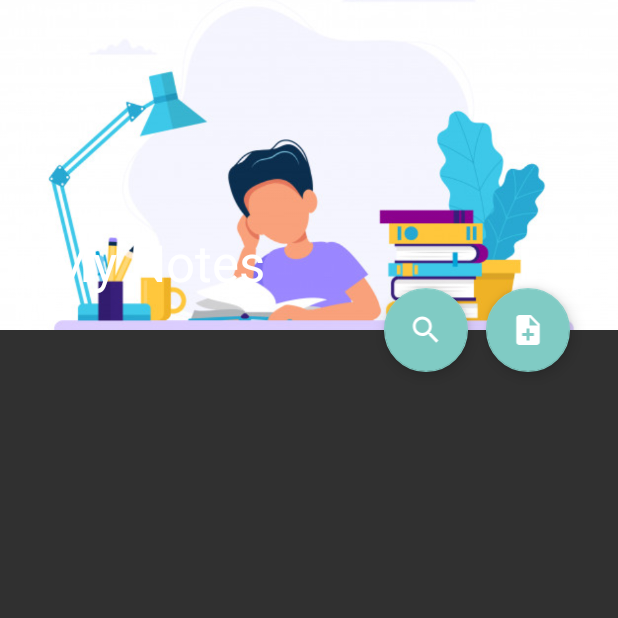
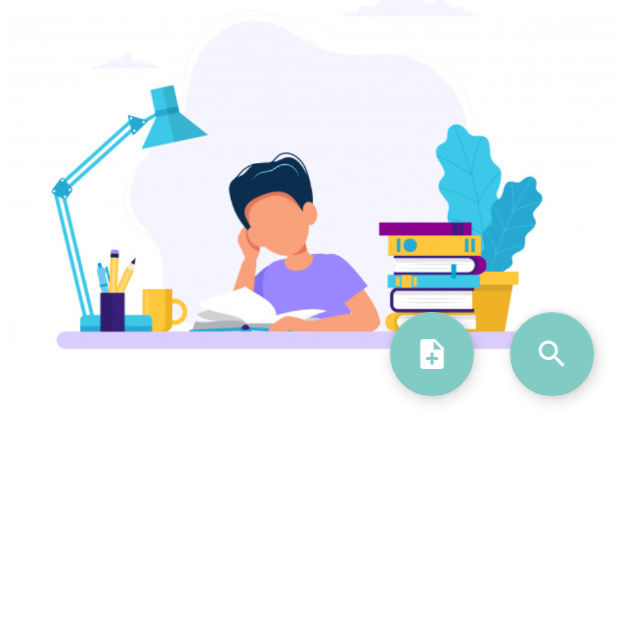
Before and after one commit to MohitpanwarO9/Notes-App, an Android app: the MainActivity screen opened directly, with no data from a screen before it, on a phone screen of 412 x 824 dp, the top half of it. Run offline under Robolectric (Android 15) with nearby library versions, the phone set to English and light mode, and no system bars.

Commit message:
remove collapsing toolbar

```diff
--- a/app/src/main/java/com/example/mynotes/MainActivity.kt
+++ b/app/src/main/java/com/example/mynotes/MainActivity.kt
@@ -26,6 +26,11 @@ class MainActivity : AppCompatActivity() {
         setContentView(R.layout.activity_main)
 
         loadQuery("%")
+
+        addNotes_Bt_new.setOnClickListener{
+            val intent=Intent(this,AddNotes::class.java)
+            startActivity(intent)
+        }
     }
 
     override fun onResume() {
--- a/app/src/main/res/drawable/ticket_background.xml
+++ b/app/src/main/res/drawable/ticket_background.xml
@@ -2,6 +2,6 @@
 <shape xmlns:android="http://schemas.android.com/apk/res/android"
     android:shape="rectangle">
     <solid android:color="@color/White"/>
-    <stroke android:color="@color/ticket_background" android:width="2dp"/>
+    <stroke android:color="@color/ticket_background" android:width="1.8dp"/>
     <corners android:radius="10dp"/>
 </shape>
--- a/app/src/main/res/layout/activity_main.xml
+++ b/app/src/main/res/layout/activity_main.xml
@@ -1,71 +1,60 @@
 <?xml version="1.0" encoding="utf-8"?>
-<androidx.coordinatorlayout.widget.CoordinatorLayout xmlns:android="http://schemas.android.com/apk/res/android"
+<androidx.constraintlayout.widget.ConstraintLayout xmlns:android="http://schemas.android.com/apk/res/android"
     xmlns:app="http://schemas.android.com/apk/res-auto"
     xmlns:tools="http://schemas.android.com/tools"
     android:layout_width="match_parent"
     android:layout_height="match_parent"
-    tools:context=".MainActivity">
+    tools:context=".MainActivity"
+    android:background="@color/White"
+    >
 
-    <com.google.android.material.appbar.AppBarLayout
-        android:layout_width="match_parent"
-        android:layout_height="wrap_content"
-        android:id="@+id/appbarLayout"
-        android:theme="@style/ThemeOverlay.AppCompat.Dark.ActionBar"
-       >
 
-        <com.google.android.material.appbar.CollapsingToolbarLayout
-            android:layout_width="match_parent"
-            android:layout_height="wrap_content"
-            app:layout_scrollFlags="scroll|snap|exitUntilCollapsed"
-            app:contentScrim="@color/ticket_background"
-            app:title="@string/app_name"
-            >
-            <ImageView
-                android:layout_width="match_parent"
-                android:layout_height="220dp"
-                android:src="@drawable/stud"
-                android:scaleType="centerCrop"/>
-
-            <androidx.appcompat.widget.Toolbar
-                android:layout_width="match_parent"
-                android:layout_height="?attr/actionBarSize"
-                android:theme="@style/ThemeOverlay.AppCompat.Dark"
-                />
-
-        </com.google.android.material.appbar.CollapsingToolbarLayout>
-
-    </com.google.android.material.appbar.AppBarLayout>
+    <ImageView
+        android:id="@+id/main_image"
+        android:layout_width="408dp"
+        android:layout_height="236dp"
+        app:layout_constraintEnd_toEndOf="parent"
+        app:layout_constraintStart_toStartOf="parent"
+        app:layout_constraintTop_toTopOf="parent"
+        app:srcCompat="@drawable/stud"
+        android:scaleType="centerCrop"/>
 
     <com.google.android.material.floatingactionbutton.FloatingActionButton
+        android:id="@+id/addNotes_Bt_new"
         android:layout_width="wrap_content"
         android:layout_height="wrap_content"
-        app:srcCompat="@drawable/ic_note_add"
-        app:layout_anchor="@id/appbarLayout"
+        android:layout_marginTop="208dp"
+        android:layout_marginEnd="24dp"
+        app:layout_anchor="@id/main_image"
         app:layout_anchorGravity="bottom|right|end"
-        android:layout_marginEnd="32dp"/>
+        app:layout_constraintEnd_toStartOf="@+id/newSearch"
+        app:layout_constraintHorizontal_bias="1.0"
+        app:layout_constraintStart_toStartOf="parent"
+        app:layout_constraintTop_toTopOf="parent"
+        app:srcCompat="@drawable/ic_note_add" />
+
     <com.google.android.material.floatingactionbutton.FloatingActionButton
         android:id="@+id/newSearch"
         android:layout_width="wrap_content"
         android:layout_height="wrap_content"
-        app:srcCompat="@drawable/ic_search_black_24dp"
+        android:layout_marginTop="208dp"
+        android:layout_marginEnd="16dp"
         android:tint="@color/White"
-        app:layout_anchor="@id/appbarLayout"
+        app:layout_anchor="@id/main_image"
         app:layout_anchorGravity="bottom|right|end"
-        android:layout_marginRight="100dp"/>
+        app:layout_constraintEnd_toEndOf="parent"
+        app:layout_constraintTop_toTopOf="parent"
+        app:srcCompat="@drawable/ic_search_black_24dp" />
 
-<androidx.core.widget.NestedScrollView
-    android:layout_width="match_parent"
-    android:layout_height="match_parent"
-    app:layout_behavior="@string/appbar_scrolling_view_behavior"
-    >
     <ListView
         android:id="@+id/notes_list"
         android:layout_width="match_parent"
-        android:layout_height="wrap_content"
-        android:layout_marginTop="40dp"
-        android:background="@color/White"
-         />
+        android:layout_height="413dp"
+        android:layout_marginBottom="1dp"
+        app:layout_constraintBottom_toBottomOf="parent"
+        app:layout_constraintEnd_toEndOf="parent"
+        app:layout_constraintStart_toStartOf="parent"
+        app:layout_constraintTop_toBottomOf="@+id/main_image" />
 
-</androidx.core.widget.NestedScrollView>
 
-</androidx.coordinatorlayout.widget.CoordinatorLayout>
+</androidx.constraintlayout.widget.ConstraintLayout>
```
